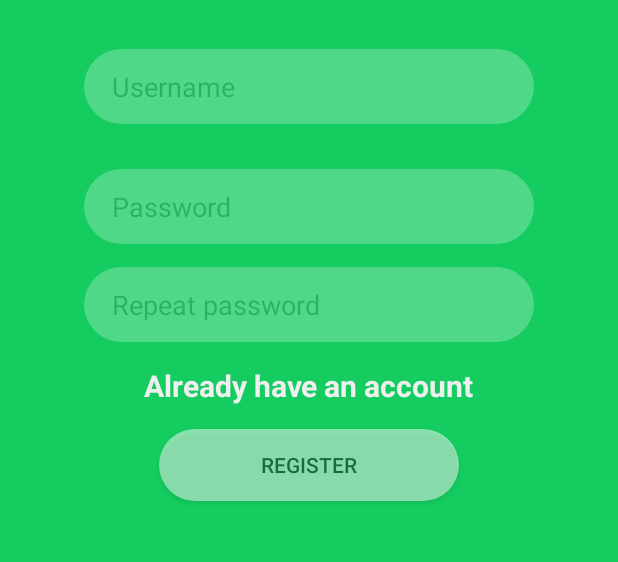
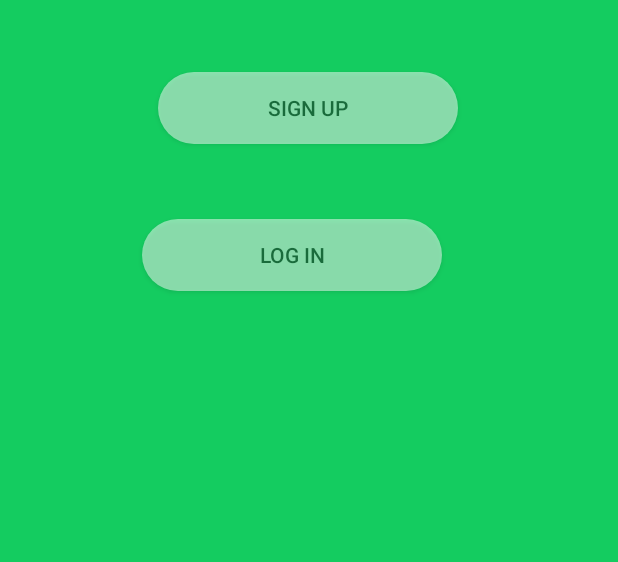
Before and after one commit to lccatala/SkootApp, an Android app: the screen it shows after launch (MainActivity), on a phone screen of 412 x 824 dp, the part 251-813 px from its top. Run offline under Robolectric (Android 15) with nearby library versions, the phone set to English and light mode, and no system bars.

Commit message:
Added new main screen

```diff
--- a/app/src/main/AndroidManifest.xml
+++ b/app/src/main/AndroidManifest.xml
@@ -24,6 +24,10 @@
         <activity android:name=".MenuActivity">
 
         </activity>
+
+        <activity android:name=".SignupActivity">
+
+        </activity>
     </application>
 
 </manifest>
--- a/app/src/main/java/com/example/skoot/MainActivity.kt
+++ b/app/src/main/java/com/example/skoot/MainActivity.kt
@@ -3,11 +3,7 @@ package com.example.skoot
 import android.content.Intent
 import androidx.appcompat.app.AppCompatActivity
 import android.os.Bundle
-import android.util.Log
-import android.widget.Toast
 import kotlinx.android.synthetic.main.activity_main.*
-import kotlinx.android.synthetic.main.activity_main.passwordText
-import kotlinx.android.synthetic.main.activity_main.usernameText
 
 class MainActivity : AppCompatActivity() {
 
@@ -20,27 +16,12 @@ class MainActivity : AppCompatActivity() {
             supportActionBar?.hide()
 
 
-        registerButton.setOnClickListener {
-            val username = usernameText.text.toString()
-            val password = passwordText.text.toString()
-            val repeatedPassword = repeatPasswordText.text.toString()
-
-            if (username.isEmpty() || password.isEmpty() || repeatedPassword.isEmpty()) {
-                Toast.makeText(this,"Please enter both username and password, and remember to confirm your password", Toast.LENGTH_LONG).show()
-                return@setOnClickListener
-            }
-
-            if (password == repeatedPassword) {
-                var intent = Intent(this, MenuActivity::class.java)
-                intent.putExtra("EXTRA_USERNAME", username)
-                startActivity(intent)
-            } else {
-                Log.d("Debugging", "Passwords  $password and $repeatedPassword are not the same!")
-            }
+        signupButton.setOnClickListener {
+            var intent = Intent(this, SignupActivity::class.java)
+            startActivity(intent)
         }
 
-        // Switch to activity_main
-        switchToLoginText.setOnClickListener {
+        loginButton.setOnClickListener {
             var intent = Intent(this, LoginActivity::class.java)
             startActivity(intent)
         }
--- a/app/src/main/res/layout/activity_main.xml
+++ b/app/src/main/res/layout/activity_main.xml
@@ -7,62 +7,31 @@
     android:background="#14CC60"
     tools:context=".MainActivity">
 
-    <EditText
-        android:id="@+id/passwordText"
-        android:layout_width="300dp"
-        android:layout_height="50dp"
-        android:layout_marginTop="30dp"
-        android:alpha="0.25"
+    <Button
+        android:id="@+id/signupButton"
+        android:layout_width="200dp"
+        android:layout_height="wrap_content"
+        android:layout_marginTop="48dp"
+        android:alpha="0.5"
         android:background="@drawable/rounded_edittext_register_login"
-        android:ems="10"
-        android:hint="    Password"
-        android:inputType="textPassword"
+        android:text="Sign up"
         app:layout_constraintEnd_toEndOf="parent"
+        app:layout_constraintHorizontal_bias="0.497"
         app:layout_constraintStart_toStartOf="parent"
-        app:layout_constraintTop_toBottomOf="@+id/usernameText"
-        tools:text="Password" />
-
-    <EditText
-        android:id="@+id/repeatPasswordText"
-        android:layout_width="300dp"
-        android:layout_height="50dp"
-        android:layout_marginTop="15dp"
-        android:alpha="0.25"
-        android:background="@drawable/rounded_edittext_register_login"
-        android:ems="10"
-        android:hint="    Repeat password"
-        android:inputType="textPassword"
-        app:layout_constraintEnd_toEndOf="parent"
-        app:layout_constraintStart_toStartOf="parent"
-        app:layout_constraintTop_toBottomOf="@+id/passwordText"
-        tools:text="Password" />
-
-    <EditText
-        android:id="@+id/usernameText"
-        android:layout_width="300dp"
-        android:layout_height="50dp"
-        android:layout_marginTop="200dp"
-        android:alpha="0.25"
-        android:background="@drawable/rounded_edittext_register_login"
-        android:ems="10"
-        android:hint="    Username"
-        android:inputType="textPersonName"
-        app:layout_constraintEnd_toEndOf="parent"
-        app:layout_constraintStart_toStartOf="parent"
-        app:layout_constraintTop_toTopOf="parent"
-        tools:text="Username" />
+        app:layout_constraintTop_toBottomOf="@+id/appName" />
 
     <Button
-        android:id="@+id/registerButton"
+        android:id="@+id/loginButton"
         android:layout_width="200dp"
         android:layout_height="wrap_content"
-        android:layout_marginTop="15dp"
+        android:layout_marginTop="50dp"
+        android:alpha="0.5"
         android:background="@drawable/rounded_edittext_register_login"
-        android:alpha="0.5"
-        android:text="Register"
+        android:text="Log in"
         app:layout_constraintEnd_toEndOf="parent"
+        app:layout_constraintHorizontal_bias="0.445"
         app:layout_constraintStart_toStartOf="parent"
-        app:layout_constraintTop_toBottomOf="@+id/switchToLoginText" />
+        app:layout_constraintTop_toBottomOf="@+id/signupButton" />
 
     <TextView
         android:id="@+id/appName"
@@ -75,20 +44,4 @@
         app:layout_constraintStart_toStartOf="parent"
         app:layout_constraintTop_toTopOf="parent" />
 
-    <TextView
-        android:id="@+id/switchToLoginText"
-        android:layout_width="wrap_content"
-        android:layout_height="wrap_content"
-        android:layout_marginTop="15dp"
-        android:clickable="true"
-        android:text="Already have an account"
-        android:textColor="#EFEFEF"
-        android:textColorHighlight="#EFEFEF"
-        android:textColorHint="#EFEFEF"
-        android:textColorLink="#EFEFEF"
-        android:textSize="20sp"
-        android:textStyle="bold"
-        app:layout_constraintEnd_toEndOf="parent"
-        app:layout_constraintStart_toStartOf="parent"
-        app:layout_constraintTop_toBottomOf="@+id/repeatPasswordText" />
 </androidx.constraintlayout.widget.ConstraintLayout>
```
Also changed, not shown: app/src/main/java/com/example/skoot/SignupActivity.kt (added, +46 -0 lines), app/src/main/res/layout/activity_signup.xml (added, +94 -0 lines).
